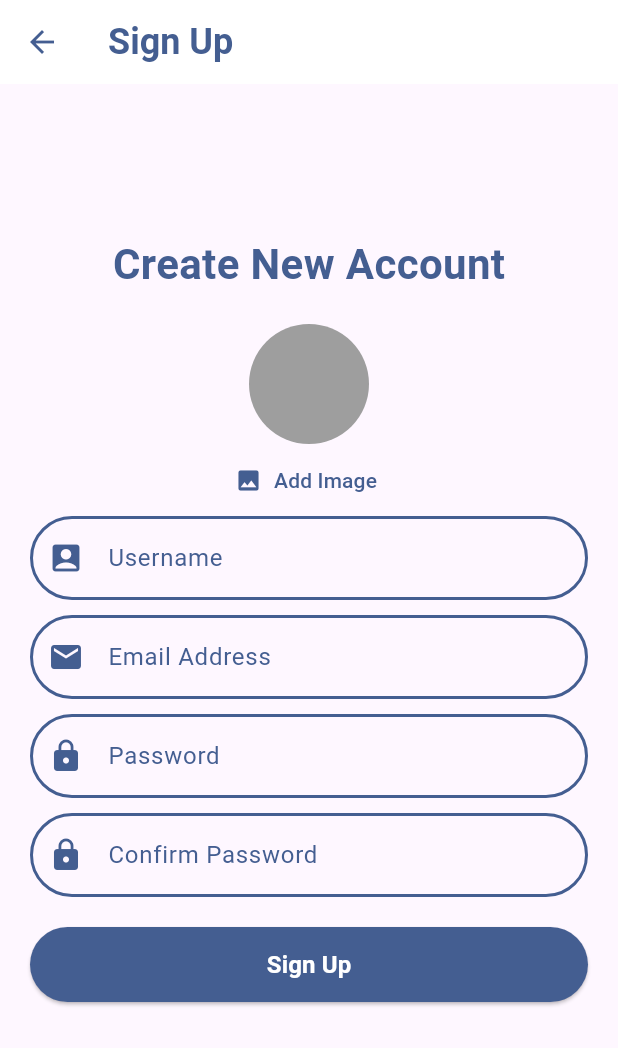
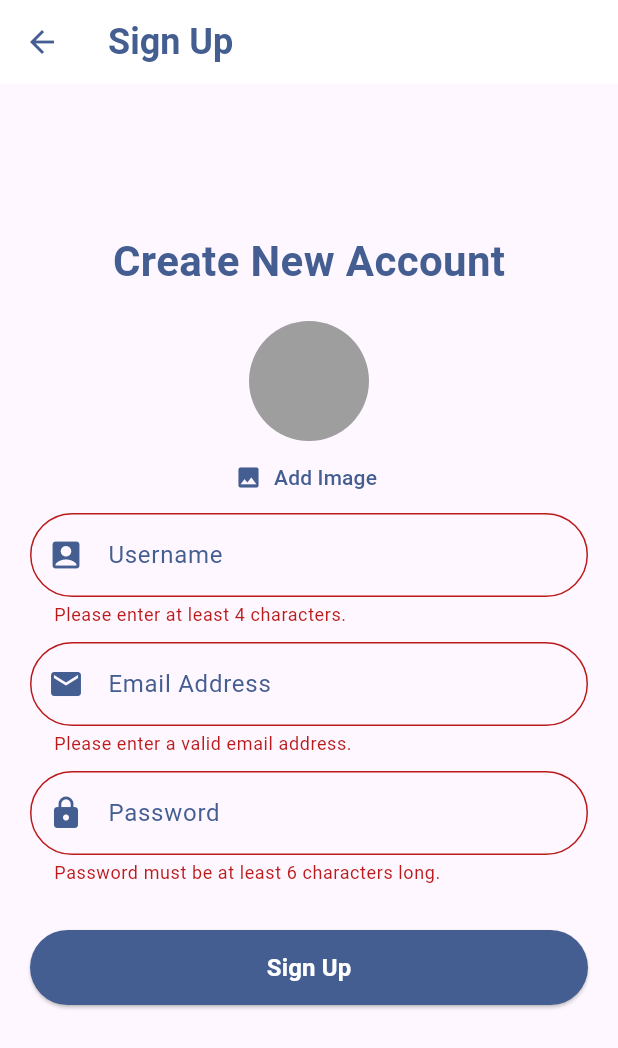
Before and after one commit to RMIT-Budgetly/budgetly, a Flutter app: the SignUpScreen screen opened directly, after a tap on "Sign Up", on a phone screen of 412 x 824 dp. Shown: the top 1048 px of the screen. Run offline on Flutter 3.47's test engine with Material 3 defaults, Android fonts, the phone set to English and light mode, and no system bars; our stand-ins replace firebase_auth, firebase_core, image_picker; accounts and stored records are empty.

```diff
--- a/lib/pages/user_authentication/signup_screen.dart
+++ b/lib/pages/user_authentication/signup_screen.dart
@@ -1,5 +1,8 @@
+import 'package:firebase_auth/firebase_auth.dart';
 import 'package:flutter/material.dart';
 import 'package:personal_finance/widgets/user_image_picker.dart';
+
+final _firebase = FirebaseAuth.instance;
 
 class SignUpScreen extends StatefulWidget {
   const SignUpScreen({super.key});
@@ -11,6 +14,38 @@ class SignUpScreen extends StatefulWidget {
 }
 
 class _SignUpScreenState extends State<SignUpScreen> {
+  final _form = GlobalKey<FormState>();
+
+  var _enteredUsername = '';
+  var _enteredEmail = '';
+  var _enteredPassword = '';
+
+  void _submit() async {
+    final isValid = _form.currentState!.validate();
+
+    if (!isValid) {
+      return;
+    }
+
+    _form.currentState!.save();
+
+    try {
+      final UserCredential = await _firebase.createUserWithEmailAndPassword(
+          email: _enteredEmail, password: _enteredPassword);
+      print(UserCredential);
+    } on FirebaseAuthException catch (error) {
+      if (error.code == 'email-already-in-use') {
+        //...
+      }
+      ScaffoldMessenger.of(context).clearSnackBars();
+      ScaffoldMessenger.of(context).showSnackBar(
+        SnackBar(
+          content: Text(error.message ?? 'Authentication failed.'),
+        ),
+      );
+    }
+  }
+
   @override
   Widget build(BuildContext context) {
     return Scaffold(
@@ -55,6 +90,7 @@ class _SignUpScreenState extends State<SignUpScreen> {
                 ),
                 SingleChildScrollView(
                   child: Form(
+                    key: _form,
                     child: Column(
                       mainAxisSize: MainAxisSize.min,
                       children: [
@@ -92,7 +128,9 @@ class _SignUpScreenState extends State<SignUpScreen> {
                             }
                             return null;
                           },
-                          onSaved: (value) {},
+                          onSaved: (value) {
+                            _enteredUsername = value!;
+                          },
                         ),
                         const SizedBox(
                           height: 10,
@@ -133,7 +171,9 @@ class _SignUpScreenState extends State<SignUpScreen> {
                             }
                             return null;
                           },
-                          onSaved: (value) {},
+                          onSaved: (value) {
+                            _enteredEmail = value!;
+                          },
                         ),
                         const SizedBox(
                           height: 10,
@@ -165,53 +205,17 @@ class _SignUpScreenState extends State<SignUpScreen> {
                           ),
                           obscureText: true,
                           validator: (value) {
-                            if (value == null ||
-                                value.trim().isEmpty ||
-                                !value.contains('@')) {
-                              return 'Please enter a valid email address.';
+                            if (value == null || value.trim().length < 6) {
+                              return 'Password must be at least 6 characters long.';
                             }
                             return null;
                           },
-                          onSaved: (value) {},
+                          onSaved: (value) {
+                            _enteredPassword = value!;
+                          },
                         ),
                         const SizedBox(
                           height: 10,
-                        ),
-                        TextFormField(
-                          decoration: InputDecoration(
-                            prefixIcon: Icon(
-                              Icons.lock,
-                              color: Theme.of(context).colorScheme.primary,
-                            ),
-                            labelText: 'Confirm Password',
-                            labelStyle: TextStyle(
-                                color: Theme.of(context).colorScheme.primary),
-                            border: OutlineInputBorder(
-                              borderRadius: BorderRadius.circular(30.0),
-                              borderSide: const BorderSide(
-                                width: 2,
-                                style: BorderStyle.solid,
-                              ),
-                            ),
-                            enabledBorder: OutlineInputBorder(
-                              borderRadius: BorderRadius.circular(30.0),
-                              borderSide: BorderSide(
-                                width: 2,
-                                style: BorderStyle.solid,
-                                color: Theme.of(context).colorScheme.primary,
-                              ),
-                            ),
-                          ),
-                          obscureText: true,
-                          validator: (value) {
-                            if (value == null ||
-                                value.trim().isEmpty ||
-                                !value.contains('@')) {
-                              return 'Please enter a valid email address.';
-                            }
-                            return null;
-                          },
-                          onSaved: (value) {},
                         ),
                         const SizedBox(
                           height: 20,
@@ -227,7 +231,7 @@ class _SignUpScreenState extends State<SignUpScreen> {
                                   (states) =>
                                       Theme.of(context).colorScheme.primary),
                             ),
-                            onPressed: () {},
+                            onPressed: _submit,
                             child: const Text(
                               'Sign Up',
                               style: TextStyle(
--- a/pubspec.yaml
+++ b/pubspec.yaml
@@ -37,6 +37,8 @@ dependencies:
   cupertino_icons: ^1.0.2
   firebase_storage: ^11.5.5
   image_picker: ^1.0.4
+  firebase_core: ^2.24.2
+  firebase_auth: ^4.15.2
 
 dev_dependencies:
   flutter_test:
```
Also changed, not shown: lib/main.dart (+10 -2 lines), lib/firebase_options.dart (added), pubspec.lock, 6 other files.
